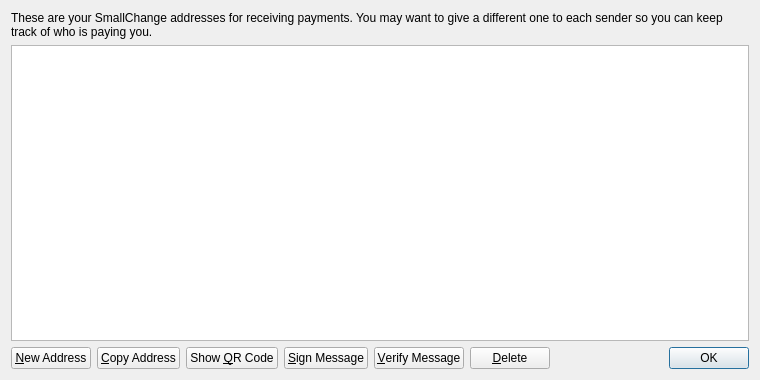
The window that src/qt/forms/addressbookpage.ui (texcoin/texcoin) describes before a commit, drawn with Qt 5.
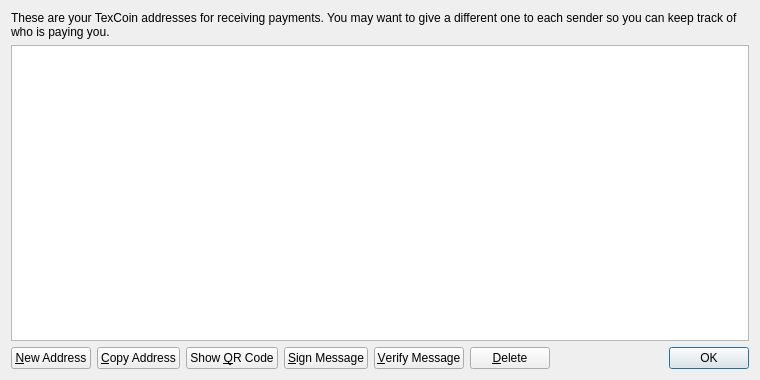
The same window after the commit. Icons and pictures are not drawn.

Commit message: Changed all the names from SmallChange to TexCoin (TEX).

The edit to the form file:
```diff
--- a/src/qt/forms/addressbookpage.ui
+++ b/src/qt/forms/addressbookpage.ui
@@ -17,7 +17,7 @@
    <item>
     <widget class="QLabel" name="labelExplanation">
      <property name="text">
-      <string>These are your SmallChange addresses for receiving payments. You may want to give a different one to each sender so you can keep track of who is paying you.</string>
+      <string>These are your TexCoin addresses for receiving payments. You may want to give a different one to each sender so you can keep track of who is paying you.</string>
      </property>
      <property name="textFormat">
       <enum>Qt::PlainText</enum>
```
The commit also changes 37 other files.
